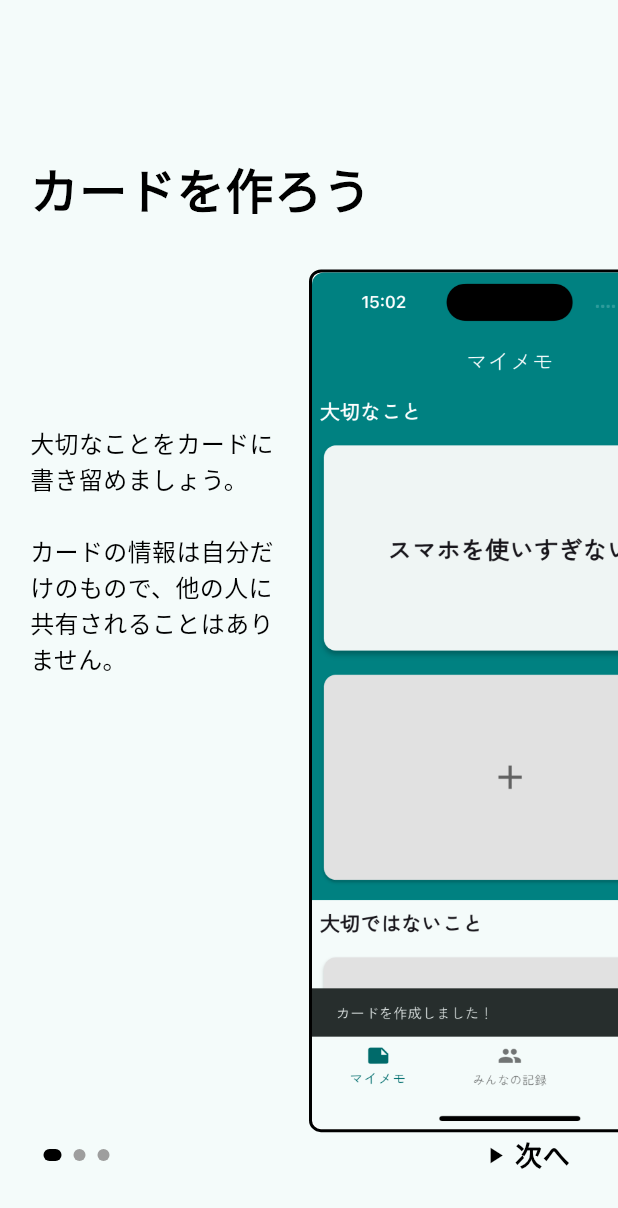
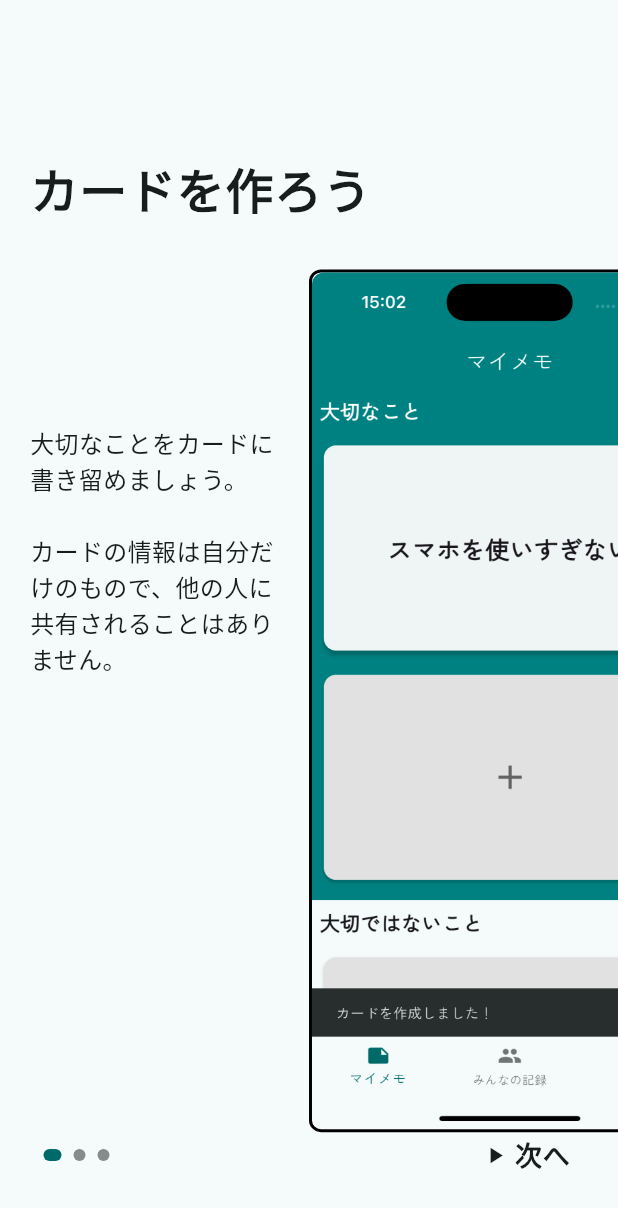
Before and after one commit to tomurango/kotsukotsushare, a Flutter app: the screen it shows once a user with an empty profile is signed in, item 3 of the bottom bar chosen, after a tap on "アプリの使い方", on a phone screen of 412 x 824 dp. Shown: the top 1208 px of the screen. Run offline on Flutter 3.47's test engine with Material 3 defaults, Android fonts, the light colour scheme and no system bars; our stand-ins replace cloud_firestore, firebase_auth, firebase_core, flutter_hooks, flutter_riverpod, google_fonts and 5 more; accounts and stored records are empty.

Commit message:
カラーテーマの調整

```diff
--- a/lib/src/screens/card_memo_screen.dart
+++ b/lib/src/screens/card_memo_screen.dart
@@ -31,7 +31,11 @@ class CardMemoScreen extends ConsumerWidget {
       appBar: AppBar(
         title: Text(
           title,
-          style: TextStyle(fontSize: 24, fontWeight: FontWeight.bold),
+          style: TextStyle(
+            fontSize: 24,
+            fontWeight: FontWeight.bold,
+            color: Theme.of(context).colorScheme.onBackground, // テーマに基づいた色
+          ),
         ),
       ),
       body: Column(
@@ -40,7 +44,10 @@ class CardMemoScreen extends ConsumerWidget {
             padding: const EdgeInsets.all(16.0), // 周囲に16ピクセルのパディングを追加
             child: Text(
               description,
-              style: TextStyle(fontSize: 24),
+              style: TextStyle(
+                fontSize: 24,
+                color: Theme.of(context).colorScheme.onBackground, // テーマに基づいた色
+              ),
             ),
           ),
           Expanded(
--- a/lib/src/screens/how_to_use_screen.dart
+++ b/lib/src/screens/how_to_use_screen.dart
@@ -76,7 +76,7 @@ class _HowToUseScreenState extends State<HowToUseScreen> {
                   mainAxisAlignment: MainAxisAlignment.center,
                   children: List.generate(
                     tutorialPages.length,
-                    (index) => _buildPageIndicator(index, currentPage),
+                    (index) => _buildPageIndicator(context, index, currentPage),
                   ),
                 );
               },
@@ -100,14 +100,14 @@ class _HowToUseScreenState extends State<HowToUseScreen> {
                           children: [
                             Icon(
                               Icons.play_arrow, // アイコンを追加
-                              color: Colors.black,
+                              color: Theme.of(context).colorScheme.onBackground, // テーマに基づいた色
                               size: 18.0, // アイコンの大きさを調整
                             ),
                             const SizedBox(width: 4), // アイコンとテキストの間にスペースを追加
                             Text(
                               'チュートリアル終了',
                               style: Theme.of(context).textTheme.bodyLarge?.copyWith(
-                                color: Colors.black, // 色を白に指定
+                                color: Theme.of(context).colorScheme.onBackground, // テーマに基づいた色
                                 fontSize: 18, // 必要ならフォントサイズを変更
                                 fontWeight: FontWeight.bold, // 太字に設定
                               ),
@@ -127,16 +127,16 @@ class _HowToUseScreenState extends State<HowToUseScreen> {
                           children: [
                             Icon(
                               Icons.play_arrow, // アイコンを追加
-                              color: Colors.black,
+                              color: Theme.of(context).colorScheme.onBackground, // テーマに基づいた色
                               size: 18.0, // アイコンの大きさを調整
                             ),
                             const SizedBox(width: 4), // アイコンとテキストの間にスペースを追加
                             Text(
                                 '次へ',
                                 style: Theme.of(context).textTheme.bodyLarge?.copyWith(
-                                    fontSize: 18, // 必要ならフォントサイズを変更
-                                    fontWeight: FontWeight.bold, // 太字に設定
-                                    color: Colors.black, // テキストの色を指定
+                                  fontSize: 18, // 必要ならフォントサイズを変更
+                                  fontWeight: FontWeight.bold, // 太字に設定
+                                  color: Theme.of(context).colorScheme.onBackground, // テーマに基づいた色
                                 ),
                             ),
                           ],
@@ -150,6 +150,7 @@ class _HowToUseScreenState extends State<HowToUseScreen> {
     );
   }
 
+  /*
   Widget _buildPageIndicator(int index, int currentPage) {
     return Container(
       margin: const EdgeInsets.symmetric(horizontal: 4.0),
@@ -161,6 +162,21 @@ class _HowToUseScreenState extends State<HowToUseScreen> {
       ),
     );
   }
+  */
+  Widget _buildPageIndicator(BuildContext context, int index, int currentPage) {
+    return Container(
+      margin: const EdgeInsets.symmetric(horizontal: 4.0),
+      width: currentPage == index ? 12.0 : 8.0,
+      height: 8.0,
+      decoration: BoxDecoration(
+        color: currentPage == index
+            ? Theme.of(context).colorScheme.primary // 現在のテーマに基づく色
+            : Theme.of(context).colorScheme.onSurface.withOpacity(0.5), // 補助的な色
+        borderRadius: BorderRadius.circular(4.0),
+      ),
+    );
+  }
+
 }
 
 class _HowToUsePage extends StatelessWidget {
@@ -179,6 +195,8 @@ class _HowToUsePage extends StatelessWidget {
 
   @override
   Widget build(BuildContext context) {
+    final theme = Theme.of(context);
+
     return Padding(
       padding: const EdgeInsets.only(
         left: 0.0, // 左の余白
@@ -203,7 +221,7 @@ class _HowToUsePage extends StatelessWidget {
               style: Theme.of(context).textTheme.bodyLarge?.copyWith(
                 fontSize: 32, // 大きめのフォントサイズ
                 fontWeight: FontWeight.bold,
-                color: Colors.black, // 黒文字
+                color: theme.colorScheme.onBackground, // テーマに基づいた色
               ),
             ),
           ),
@@ -252,9 +270,9 @@ class _HowToUsePage extends StatelessWidget {
                           ),
                           child: Text(
                             description,
-                            style: const TextStyle(
+                            style: TextStyle(
                               fontSize: 20,
-                              color: Colors.black, // 黒文字
+                              color: theme.colorScheme.onBackground,
                               height: 1.5, // 行間を少し広げて読みやすく
                             ),
                           ),
@@ -273,9 +291,9 @@ class _HowToUsePage extends StatelessWidget {
                           ),
                           child: Text(
                             description,
-                            style: const TextStyle(
+                            style: TextStyle(
                               fontSize: 16,
-                              color: Colors.black, // 黒文字
+                              color: theme.colorScheme.onBackground,
                               height: 1.5, // 行間を少し広げて読みやすく
                             ),
                           ),
--- a/lib/src/screens/mypage_screen.dart
+++ b/lib/src/screens/mypage_screen.dart
@@ -33,7 +33,11 @@ class MypageScreen extends ConsumerWidget {
                 children: [
                   Text(
                     '大切なこと',
-                    style: TextStyle(fontSize: 20, fontWeight: FontWeight.bold, color: Colors.white),
+                    style: TextStyle(
+                      fontSize: 20,
+                      fontWeight: FontWeight.bold,
+                      color: Colors.white,
+                    ),
                   ),
                   SizedBox(height: 8),
                   cardsAsyncValue.when(
@@ -77,7 +81,10 @@ class MypageScreen extends ConsumerWidget {
                 children: [
                   Text(
                     '大切ではないこと',
-                    style: TextStyle(fontSize: 20, fontWeight: FontWeight.bold),
+                    style: TextStyle(
+                      fontSize: 20, fontWeight: FontWeight.bold,
+                      color: Theme.of(context).colorScheme.onBackground, // テーマに基づいた色
+                    ),
                   ),
                   SizedBox(height: 8),
                   cardsAsyncValue.when(
@@ -147,7 +154,11 @@ class CardItem extends StatelessWidget {
               child: Center(
                 child: Text(
                   title,
-                  style: TextStyle(fontSize: 24, fontWeight: FontWeight.bold),
+                  style: TextStyle(
+                    fontSize: 24,
+                    fontWeight: FontWeight.bold,
+                    color: Theme.of(context).colorScheme.onBackground, // テーマに基づいた色
+                  ),
                 ),
               ),
             ),
```
